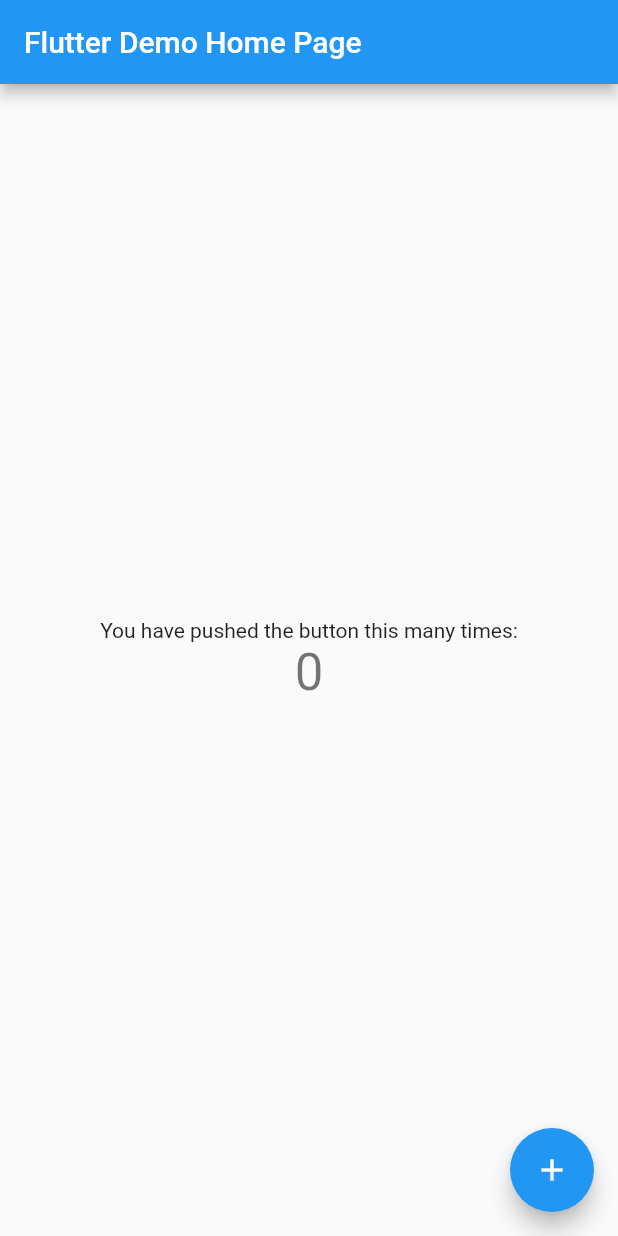
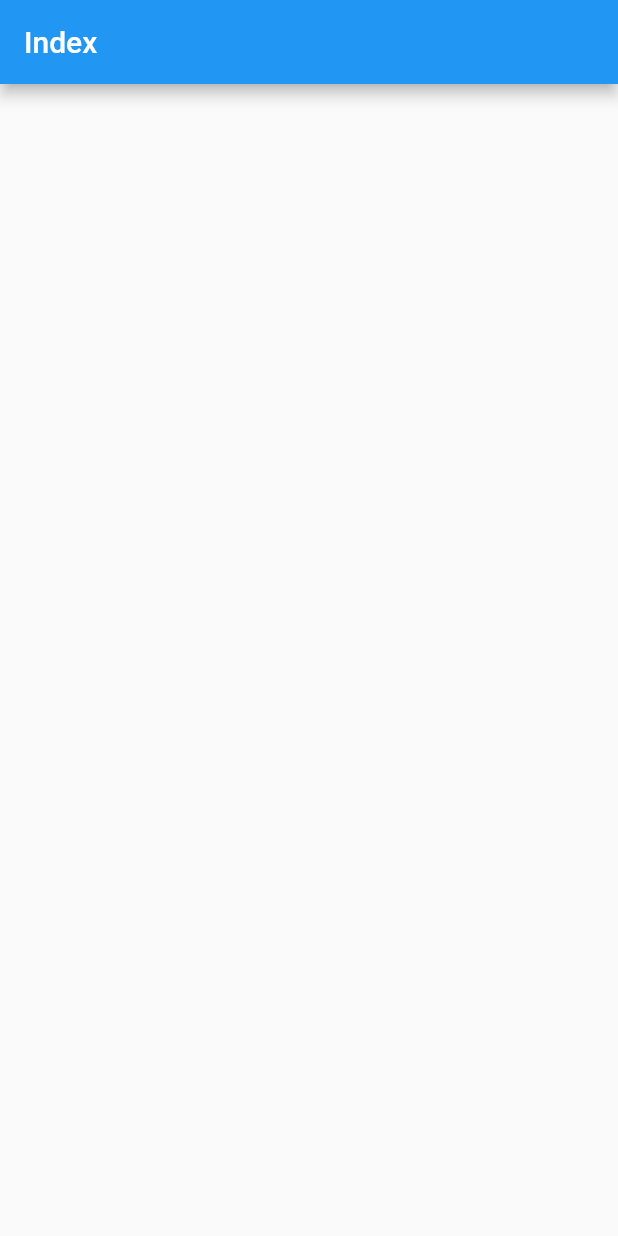
Before and after one commit to pramod-kun/yukiProject, a Flutter app: the screen it shows after launch, on a phone screen of 412 x 824 dp. Run offline on Flutter 3.47's test engine with Material 2 defaults, Android fonts, the phone set to English and light mode, and no system bars; our stand-ins replace firebase_auth, firebase_core; accounts and stored records are empty.

```diff
--- /dev/null
+++ b/lib/index/index.dart
@@ -0,0 +1,14 @@
+import 'package:flutter/material.dart';
+
+class IndexScreen extends StatelessWidget {
+  const IndexScreen({Key? key}) : super(key: key);
+
+  @override
+  Widget build(BuildContext context) {
+    return Scaffold(
+      appBar: AppBar(
+        title: const Text('Index'),
+      ),
+    );
+  }
+}
--- a/lib/main.dart
+++ b/lib/main.dart
@@ -1,5 +1,6 @@
 import 'package:flutter/material.dart';
 import 'package:firebase_core/firebase_core.dart';
+import 'package:yukiproject/routes.dart';
 import 'firebase_options.dart';
 
 void main() async {
@@ -16,6 +17,7 @@
   Widget build(BuildContext context) {
     return MaterialApp(
       title: 'Flutter Demo',
+      routes: appRoutes,
       theme: ThemeData(
         // This is the theme of your application.
         //
@@ -28,92 +30,6 @@
         // is not restarted.
         primarySwatch: Colors.blue,
       ),
-      home: const MyHomePage(title: 'Flutter Demo Home Page'),
     );
   }
 }
-
-class MyHomePage extends StatefulWidget {
-  const MyHomePage({Key? key, required this.title}) : super(key: key);
-
-  // This widget is the home page of your application. It is stateful, meaning
-  // that it has a State object (defined below) that contains fields that affect
-  // how it looks.
-
-  // This class is the configuration for the state. It holds the values (in this
-  // case the title) provided by the parent (in this case the App widget) and
-  // used by the build method of the State. Fields in a Widget subclass are
-  // always marked "final".
-
-  final String title;
-
-  @override
-  State<MyHomePage> createState() => _MyHomePageState();
-}
-
-class _MyHomePageState extends State<MyHomePage> {
-  int _counter = 0;
-
-  void _incrementCounter() {
-    setState(() {
-      // This call to setState tells the Flutter framework that something has
-      // changed in this State, which causes it to rerun the build method below
-      // so that the display can reflect the updated values. If we changed
-      // _counter without calling setState(), then the build method would not be
-      // called again, and so nothing would appear to happen.
-      _counter++;
-    });
-  }
-
-  @override
-  Widget build(BuildContext context) {
-    // This method is rerun every time setState is called, for instance as done
-    // by the _incrementCounter method above.
-    //
-    // The Flutter framework has been optimized to make rerunning build methods
-    // fast, so that you can just rebuild anything that needs updating rather
-    // than having to individually change instances of widgets.
-    return Scaffold(
-      appBar: AppBar(
-        // Here we take the value from the MyHomePage object that was created by
-        // the App.build method, and use it to set our appbar title.
-        title: Text(widget.title),
-      ),
-      body: Center(
-        // Center is a layout widget. It takes a single child and positions it
-        // in the middle of the parent.
-        child: Column(
-          // Column is also a layout widget. It takes a list of children and
-          // arranges them vertically. By default, it sizes itself to fit its
-          // children horizontally, and tries to be as tall as its parent.
-          //
-          // Invoke "debug painting" (press "p" in the console, choose the
-          // "Toggle Debug Paint" action from the Flutter Inspector in Android
-          // Studio, or the "Toggle Debug Paint" command in Visual Studio Code)
-          // to see the wireframe for each widget.
-          //
-          // Column has various properties to control how it sizes itself and
-          // how it positions its children. Here we use mainAxisAlignment to
-          // center the children vertically; the main axis here is the vertical
-          // axis because Columns are vertical (the cross axis would be
-          // horizontal).
-          mainAxisAlignment: MainAxisAlignment.center,
-          children: <Widget>[
-            const Text(
-              'You have pushed the button this many times:',
-            ),
-            Text(
-              '$_counter',
-              style: Theme.of(context).textTheme.headline4,
-            ),
-          ],
-        ),
-      ),
-      floatingActionButton: FloatingActionButton(
-        onPressed: _incrementCounter,
-        tooltip: 'Increment',
-        child: const Icon(Icons.add),
-      ), // This trailing comma makes auto-formatting nicer for build methods.
-    );
-  }
-}
--- /dev/null
+++ b/lib/routes.dart
@@ -0,0 +1,9 @@
+import 'package:yukiproject/home/home.dart';
+import 'package:yukiproject/index/index.dart';
+import 'package:yukiproject/login/login.dart';
+
+var appRoutes = {
+  '/': (context) => const IndexScreen(),
+  'home': (context) => const HomeScreen(),
+  'login': (context) => const LoginScreen()
+};
```
Also changed, not shown: lib/home/home.dart (added, +27 -0 lines), lib/login/login.dart (added, +14 -0 lines), lib/services/auth.dart (added, +41 -0 lines).
